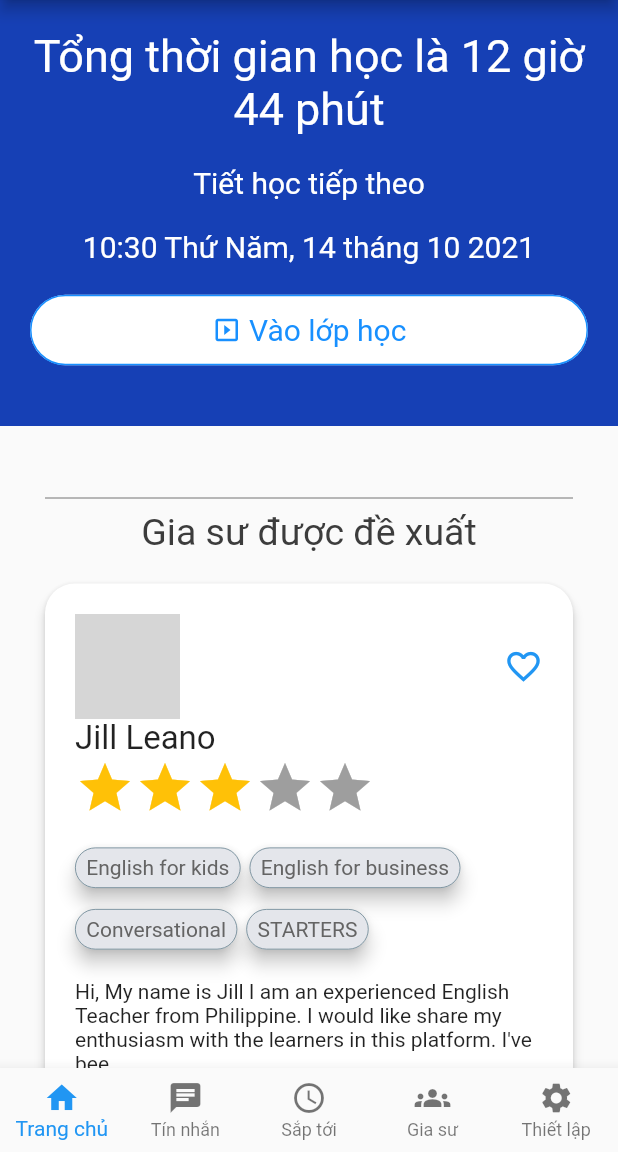
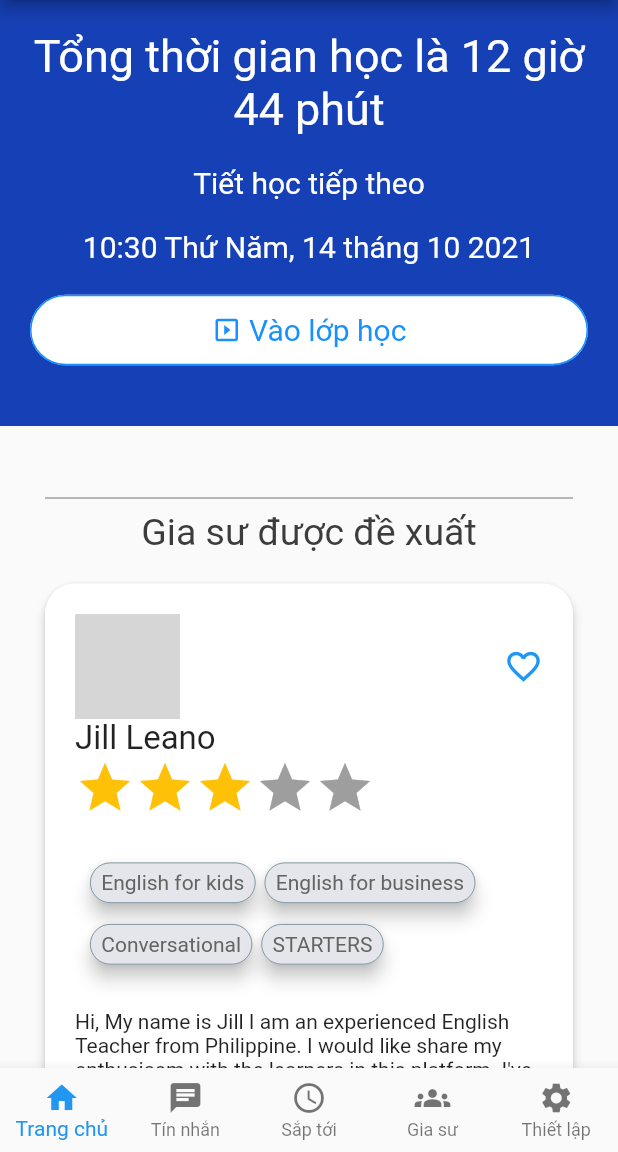
Before and after one commit to congminh090800/E-commerce-app, a Flutter app: the NoDrawerHeader screen opened directly, on a phone screen of 412 x 824 dp, the part 84-1236 px from its top. Run offline on Flutter 3.47's test engine with Material 2 defaults, Android fonts, the phone set to English and light mode, and no system bars; drawn by our look-alikes of flutter_rating_bar, flutter_tags; our stand-ins replace country_code_picker, flutter_countdown_timer, flutter_svg, syncfusion_flutter_calendar, syncfusion_flutter_datepicker, timeago; generated files the repository leaves out were written again; network calls fail; grey boxes are pictures that could not be loaded.

```diff
--- a/lib/screens/tutors/become_tutor.dart
+++ b/lib/screens/tutors/become_tutor.dart
@@ -329,7 +329,7 @@ class _BecomeTutorPageState extends State<BecomeTutorPage> {
                               ),
                               TagsList(
                                 tagsList: tagsList,
-                                readOnly: true,
+                                selectFirstItem: true,
                               ),
                             ],
                           ),
--- a/lib/screens/tutors/details.dart
+++ b/lib/screens/tutors/details.dart
@@ -205,7 +205,7 @@ class _TutorDetailsState extends State<TutorDetails> {
                     margin: EdgeInsets.only(bottom: 20),
                     child: TagsList(
                       tagsList: dummy.specialities.toList(),
-                      readOnly: true,
+                      selectFirstItem: false,
                     ),
                   ),
                   Container(
@@ -225,7 +225,7 @@ class _TutorDetailsState extends State<TutorDetails> {
                     margin: EdgeInsets.only(bottom: 20),
                     child: TagsList(
                       tagsList: dummy.tutorLanguages.toList(),
-                      readOnly: true,
+                      selectFirstItem: false,
                     ),
                   ),
                 ],
--- a/lib/widgets/profile/common_information.dart
+++ b/lib/widgets/profile/common_information.dart
@@ -176,7 +176,7 @@ class _CommonInformationState extends State<CommonInformation> {
                 ),
                 TagsList(
                   tagsList: tagsList,
-                  readOnly: true,
+                  selectFirstItem: false,
                 ),
               ],
             ),
--- a/lib/widgets/profile/tutor_information.dart
+++ b/lib/widgets/profile/tutor_information.dart
@@ -215,7 +215,7 @@ class _TutorInformationState extends State<TutorInformation> {
                 ),
                 TagsList(
                   tagsList: tagsList,
-                  readOnly: true,
+                  selectFirstItem: false,
                 ),
               ],
             ),
--- a/lib/widgets/tutors/tags_list.dart
+++ b/lib/widgets/tutors/tags_list.dart
@@ -4,10 +4,15 @@ import 'package:flutter/widgets.dart';
 import 'package:flutter_tags/flutter_tags.dart';
 
 class TagsList extends StatefulWidget {
-  const TagsList({Key? key, required this.tagsList, this.readOnly = false})
+  const TagsList(
+      {Key? key,
+      required this.tagsList,
+      this.selectFirstItem = false,
+      this.isHorizontal = false})
       : super(key: key);
   final List<String> tagsList;
-  final bool readOnly;
+  final bool selectFirstItem;
+  final bool isHorizontal;
   @override
   _TagsListState createState() => _TagsListState();
 }
@@ -16,12 +21,15 @@ class _TagsListState extends State<TagsList> {
   final GlobalKey<TagsState> _tagStateKey = GlobalKey<TagsState>();
   @override
   Widget build(BuildContext context) {
-    return Container(
+    return SingleChildScrollView(
+      scrollDirection:
+          widget.isHorizontal == true ? Axis.horizontal : Axis.vertical,
+      child: Container(
+        padding: EdgeInsets.all(10),
         child: Tags(
           key: _tagStateKey,
           itemCount: widget.tagsList.length,
           alignment: WrapAlignment.start,
-        symmetry: false,
           itemBuilder: (index) {
             final item = widget.tagsList[index];
             return ItemTags(
@@ -29,13 +37,15 @@ class _TagsListState extends State<TagsList> {
               index: index,
               title: item,
               pressEnabled: true,
-            active: index == 0 && widget.readOnly == false ? true : false,
+              active:
+                  index == 0 && widget.selectFirstItem == true ? true : false,
               color: Color(0xffe4e6eb),
               textColor: Color(0xff646464),
               onPressed: (item) => print(item),
             );
           },
         ),
+      ),
     );
   }
 }
--- a/lib/widgets/tutors/tutor_list_tile.dart
+++ b/lib/widgets/tutors/tutor_list_tile.dart
@@ -1,9 +1,7 @@
 import 'package:flutter/material.dart';
-import 'package:flutter_gen/gen_l10n/app_localizations.dart';
 import 'package:flutter_rating_bar/flutter_rating_bar.dart';
 import 'package:lettutor/models/tutor.dart';
 import 'package:lettutor/screens/tutors/details.dart';
-import 'package:lettutor/widgets/common/customized_button.dart';
 import 'package:lettutor/widgets/common/fullscreen_dialog.dart';
 import 'package:lettutor/widgets/tutors/tags_list.dart';
 
@@ -29,7 +27,6 @@ class _TutorListTileState extends State<TutorListTile> {
   bool isFavorited = false;
   @override
   Widget build(BuildContext context) {
-    var i18n = AppLocalizations.of(context);
     return InkWell(
       onTap: () => {
         displayDialog(
@@ -109,7 +106,7 @@ class _TutorListTileState extends State<TutorListTile> {
               margin: EdgeInsets.only(bottom: 20),
               child: TagsList(
                 tagsList: widget.tutorItem.specialities.toList(),
-                readOnly: true,
+                selectFirstItem: false,
               ),
             ),
             Container(
@@ -121,28 +118,28 @@ class _TutorListTileState extends State<TutorListTile> {
                     : widget.tutorItem.summary.substring(0, 150) + "...",
               ),
             ),
-            Container(
-              alignment: Alignment.centerRight,
-              child: Row(
-                mainAxisAlignment: MainAxisAlignment.end,
-                children: [
-                  Container(
-                    margin: EdgeInsets.only(left: 10),
-                    child: CustomizedButton(
-                      btnText: i18n!.bookTutorBtnText,
-                      icon: Icons.event_available,
-                    ),
-                  ),
-                  Container(
-                    margin: EdgeInsets.only(left: 10),
-                    child: CustomizedButton(
-                      btnText: i18n.messageTutorBtnText,
-                      icon: Icons.chat,
-                    ),
-                  ),
-                ],
-              ),
-            ),
+            // Container(
+            //   alignment: Alignment.centerRight,
+            //   child: Row(
+            //     mainAxisAlignment: MainAxisAlignment.end,
+            //     children: [
+            //       Container(
+            //         margin: EdgeInsets.only(left: 10),
+            //         child: CustomizedButton(
+            //           btnText: i18n!.bookTutorBtnText,
+            //           icon: Icons.event_available,
+            //         ),
+            //       ),
+            //       Container(
+            //         margin: EdgeInsets.only(left: 10),
+            //         child: CustomizedButton(
+            //           btnText: i18n.messageTutorBtnText,
+            //           icon: Icons.chat,
+            //         ),
+            //       ),
+            //     ],
+            //   ),
+            // ),
           ],
         ),
       ),
--- a/pubspec.yaml
+++ b/pubspec.yaml
@@ -37,6 +37,7 @@ dependencies:
   syncfusion_flutter_datepicker: ^19.3.44
   syncfusion_flutter_calendar: ^19.3.44
   timeago: ^3.1.0
+  flutter_countdown_timer: ^4.1.0
 dev_dependencies:
   flutter_test:
     sdk: flutter
```
Also changed, not shown: lib/screens/tutors/search_tutor.dart (+31 -15 lines), lib/screens/videocall.dart (added, +187 -0 lines), lib/widgets/common/clock.dart (added, +54 -0 lines), lib/widgets/tutors/welcome_banner.dart (+7 -0 lines), pubspec.lock. Lines whose indentation alone changed are shown as unchanged.
